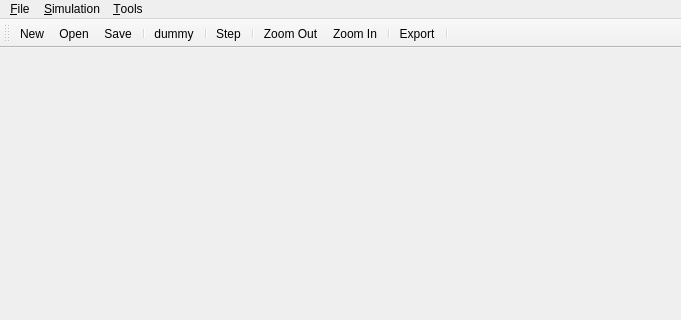
Before: the Qt Designer form mainwindow.ui in ruffsl/discoverage, drawn with Qt 5; both pictures show x 0 to 681 and y 0 to 320 of the 681 by 510 pixel window.
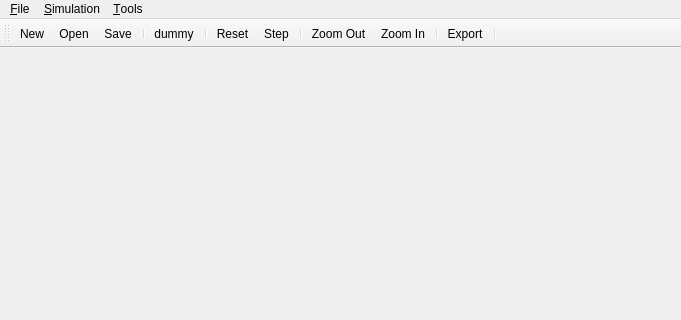
After: the same form once the commit is applied. Icons and pictures are not drawn.

Commit message: add Reset action

```diff
--- a/mainwindow.ui
+++ b/mainwindow.ui
@@ -117,6 +117,7 @@
    <addaction name="separator"/>
    <addaction name="actionDummy"/>
    <addaction name="separator"/>
+   <addaction name="actionReset"/>
    <addaction name="actionStep"/>
    <addaction name="separator"/>
    <addaction name="actionZoomOut"/>
```
Left out of the diff: 4 changed lines with no effect on the pictures. The commit also changes 9 other files.
